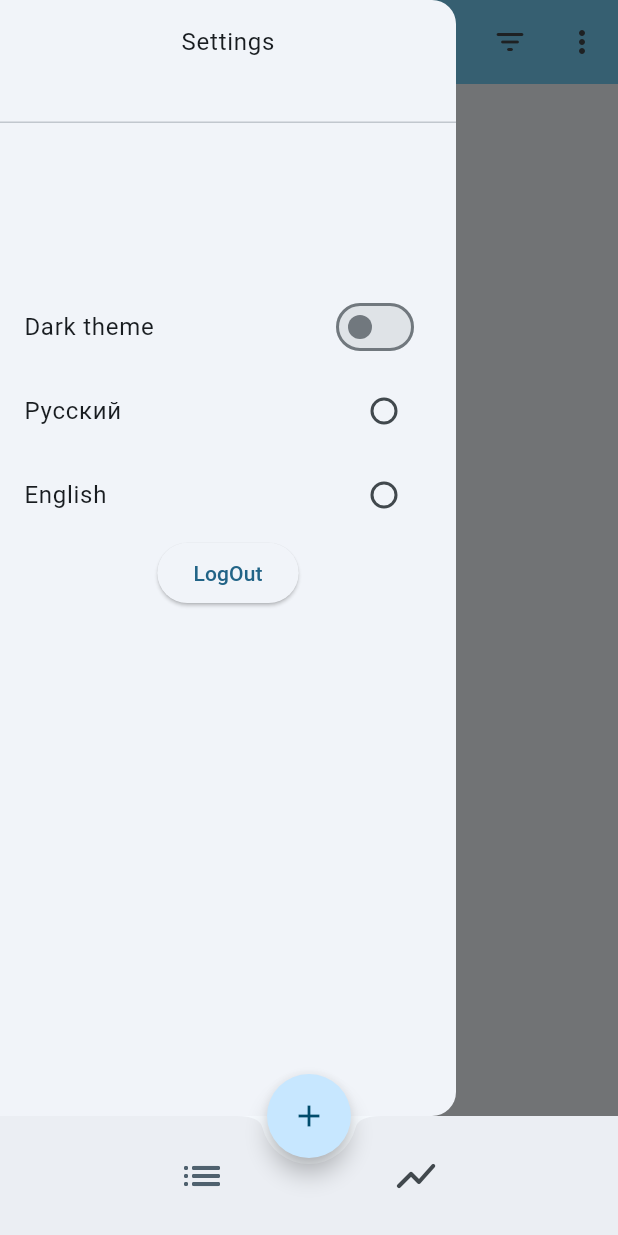
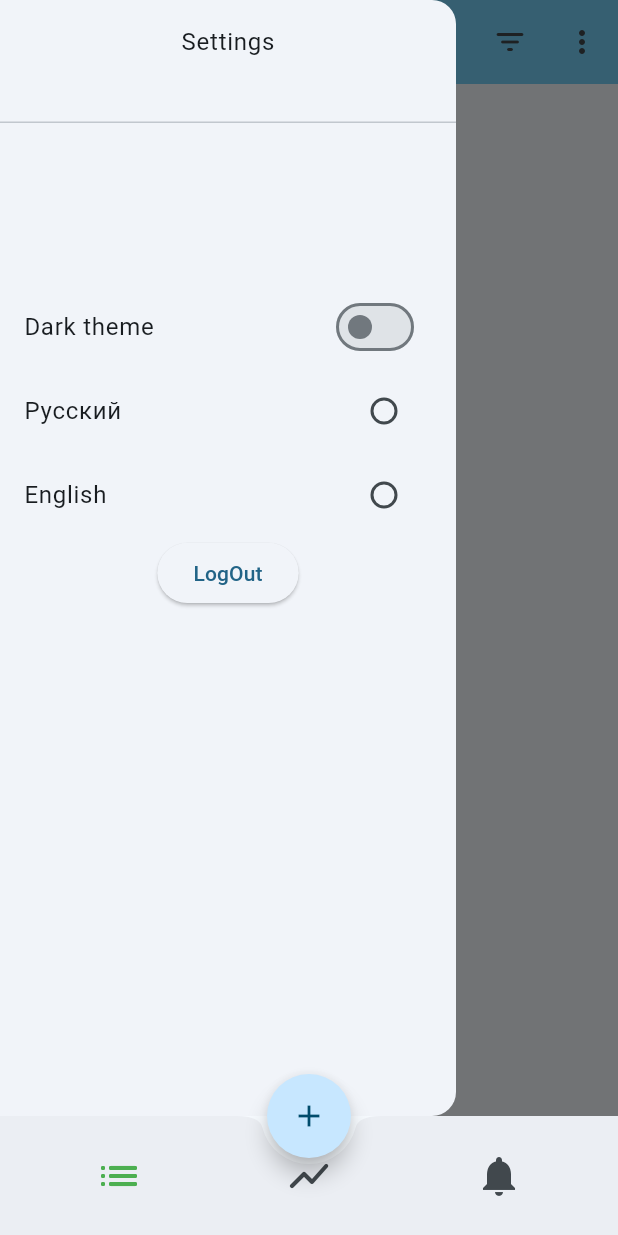
Before and after one commit to Rusk0m/task_project, a Flutter app: the screen it shows once a user with an empty profile is signed in, with the side drawer open, on a phone screen of 412 x 824 dp. Run offline on Flutter 3.47's test engine with Material 3 defaults, Android fonts, the phone set to English and light mode, and no system bars; our stand-ins replace bloc, cloud_firestore, equatable, firebase_auth, firebase_core, firebase_messaging and 6 more; missing offline and left inert: flow_builder; accounts and stored records are empty; generated files the repository leaves out were written again.

Commit message:
fixed bag deleting task

```diff
--- a/lib/main.dart
+++ b/lib/main.dart
@@ -8,6 +8,7 @@ import 'package:settings_repository/settings_repository.dart';
 import 'package:shared_preferences/shared_preferences.dart';
 import 'package:local_storage_todos_api/local_storage_todos_api.dart';
 import 'package:storage_todos_api/storage_todo_api.dart';
+import 'package:task_project/api/firebase_api.dart';
 import 'package:task_project/app/view/app.dart';
 import 'package:todos_repository/todos_repository.dart';
 import 'package:task_project/app/bloc_observer.dart';
@@ -20,7 +21,7 @@ Future<void> main() async {
 
   // Инициализация Firebase
   await Firebase.initializeApp();
-
+  await FirebaseApi().initNotifications();
   // Инициализация репозиториев
   final authenticationRepository = AuthenticationRepository();
   //final todosApi = LocalStorageTodosApi(plugin: await SharedPreferences.getInstance(),); //Использование локольного хранилища
--- a/lib/screens/home/cubit/home_state.dart
+++ b/lib/screens/home/cubit/home_state.dart
@@ -1,6 +1,6 @@
 part of 'home_cubit.dart';
 
-enum HomeTab { todos, stats }
+enum HomeTab { todos, stats, notification}
 
 final class HomeState extends Equatable {
   const HomeState({
--- a/lib/screens/home/view/home_page.dart
+++ b/lib/screens/home/view/home_page.dart
@@ -1,5 +1,6 @@
 import 'package:flutter/material.dart';
 import 'package:flutter_bloc/flutter_bloc.dart';
+import 'package:task_project/screens/notification/view/notification_page.dart';
 import '../../edit_todo/view/edit_todo_page.dart';
 import '../../stats/view/stats_page.dart';
 import '../../todos_overview/view/todos_overview_page.dart';
@@ -28,7 +29,7 @@ class HomeView extends StatelessWidget {
     return Scaffold(
       body: IndexedStack(
         index: selectedTab.index,
-        children: const [TodosOverviewPage(), StatsPage()],
+        children: const [TodosOverviewPage(), StatsPage(), NotificationPage()],
       ),
       floatingActionButtonLocation: FloatingActionButtonLocation.centerDocked,
       floatingActionButton: FloatingActionButton(
@@ -40,7 +41,7 @@ class HomeView extends StatelessWidget {
       bottomNavigationBar: BottomAppBar(
         shape: const CircularNotchedRectangle(),
         child: Row(
-          mainAxisAlignment: MainAxisAlignment.spaceEvenly,
+          mainAxisAlignment: MainAxisAlignment.spaceAround,
           children: [
             _HomeTabButton(
               groupValue: selectedTab,
@@ -51,6 +52,11 @@ class HomeView extends StatelessWidget {
               groupValue: selectedTab,
               value: HomeTab.stats,
               icon: const Icon(Icons.show_chart_rounded),
+            ),
+            _HomeTabButton(
+              groupValue: selectedTab,
+              value: HomeTab.notification,
+              icon: const Icon(Icons.notifications),
             ),
           ],
         ),
@@ -76,7 +82,7 @@ class _HomeTabButton extends StatelessWidget {
       iconSize: 32,
       onPressed: () => context.read<HomeCubit>().setTab(value),
       color:
-      groupValue != value ? null : Theme.of(context).colorScheme.secondary,
+      groupValue != value ? null : Colors.green,
       icon: icon,
     );
   }
--- /dev/null
+++ b/lib/screens/notification/view/view.dart
@@ -0,0 +1 @@
+export 'notification_page.dart';
--- a/lib/screens/todos_overview/bloc/todos_overview_bloc.dart
+++ b/lib/screens/todos_overview/bloc/todos_overview_bloc.dart
@@ -55,8 +55,11 @@ class TodosOverviewBloc extends Bloc<TodosOverviewEvent, TodosOverviewState> {
       TodosOverviewTodoDeleted event,
       Emitter<TodosOverviewState> emit,
       ) async {
+
+    //emit(state.copyWith(lastDeletedTodo: () => event.todo));
+    await _todosRepository.deleteTodo(event.todo.id);
     emit(state.copyWith(lastDeletedTodo: () => event.todo));
-    await _todosRepository.deleteTodo(event.todo.id);
+
   }
 
   Future<void> _onUndoDeletionRequested(
--- a/lib/screens/todos_overview/view/todos_overview_page.dart
+++ b/lib/screens/todos_overview/view/todos_overview_page.dart
@@ -104,11 +104,10 @@ class TodosOverviewView extends StatelessWidget {
                 );
               }
             }
-
-            return CupertinoScrollbar(
-              child: ListView.builder(
+            return ListView.builder(
               itemCount: state.filteredTodos.length,
               itemBuilder: (_, index) {
+                if (index >= state.filteredTodos.length) return const SizedBox();
                 final todo = state.filteredTodos.elementAt(index);
                 return TodoListTile(
                   todo: todo,
@@ -121,9 +120,8 @@ class TodosOverviewView extends StatelessWidget {
                     );
                   },
                   onDismissed: (_) {
-                      context
-                          .read<TodosOverviewBloc>()
-                          .add(TodosOverviewTodoDeleted(todo));
+                    Future.microtask(() {
+                      context.read<TodosOverviewBloc>().add(TodosOverviewTodoDeleted(todo));});
                   },
                   onTap: () {
                     Navigator.of(context).push(
@@ -132,7 +130,7 @@ class TodosOverviewView extends StatelessWidget {
                   },
                 );
               },
-              ),
+
             );
           },
         ),
--- a/lib/screens/todos_overview/widgets/todo_list_tile.dart
+++ b/lib/screens/todos_overview/widgets/todo_list_tile.dart
@@ -2,7 +2,6 @@ import 'package:flutter/cupertino.dart';
 import 'package:flutter/material.dart';
 import 'package:flutter/widgets.dart';
 import 'package:intl/intl.dart';
-import 'package:todos_repository/todos_repository.dart';
 import 'package:flutter_gen/gen_l10n/app_localizations.dart';
 import 'package:todos_api/src/models/todo/todo.dart';
 
@@ -65,7 +64,7 @@ class TodoListTile extends StatelessWidget {
               children: [
                 Text(l10n!.titleDueDate),
                 Text(
-                  DateFormat('dd.MM.yyyy hh:m').format(todo.dueDate!),
+                  DateFormat('dd.MM.yyyy hh:mm').format(todo.dueDate!),
                   maxLines: 1,
                   overflow: TextOverflow.ellipsis,
                   style: const TextStyle(fontSize: 15),
--- a/pubspec.yaml
+++ b/pubspec.yaml
@@ -12,6 +12,7 @@ dependencies:
   equatable: ^2.0.5
   shared_preferences: ^2.0.15
   firebase_core:
+
   flutter:
     sdk: flutter
   flutter_bloc: ^8.1.1
@@ -42,6 +43,7 @@ dependencies:
     path: packages/todos_repository
   settings_repository:
     path: packages/settings_repository
+  firebase_messaging: ^15.2.2
 
 
 dev_dependencies:
```
Also changed, not shown: lib/api/firebase_api.dart (added, +12 -0 lines), lib/screens/notification/view/notification_page.dart (added, +17 -0 lines), lib/firebase_options.dart, pubspec.lock, 3 other files. Lines whose indentation alone changed are shown as unchanged.
